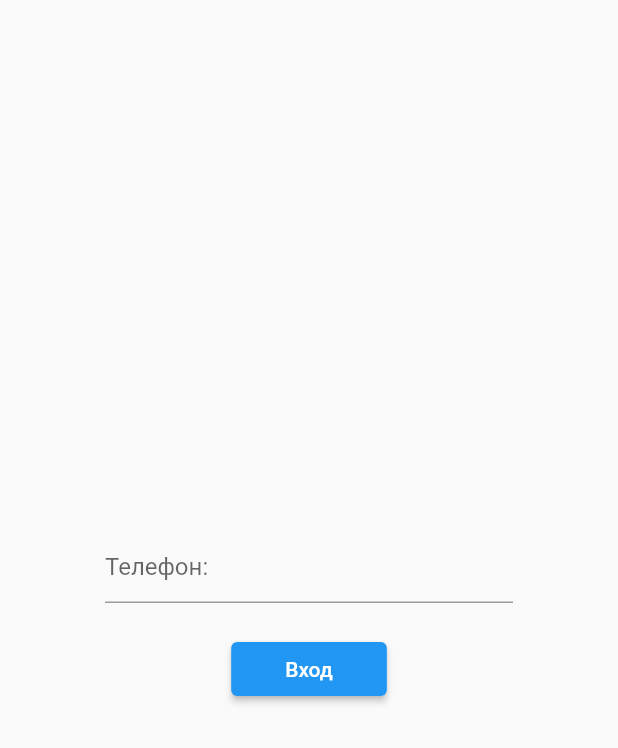
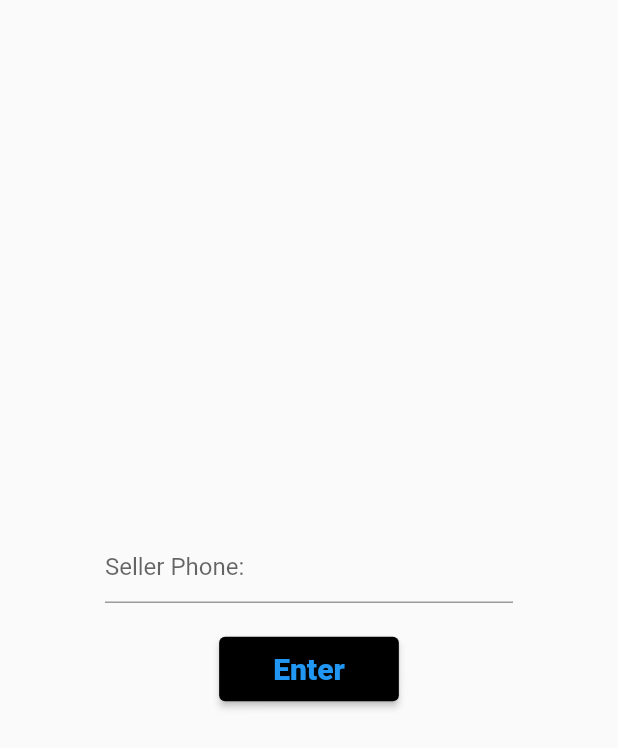
Before and after one commit to Miwa138/fr, a Flutter app: the RegestrationSeller screen opened by its route, after a tap on "Phone auth", on a phone screen of 412 x 824 dp. Shown: the top 748 px of the screen. Run offline on Flutter 3.47's test engine with Material 2 defaults, Android fonts, the phone set to English and light mode, and no system bars; our stand-ins replace cloud_firestore, firebase_auth, firebase_core, google_sign_in; accounts and stored records are empty; network calls fail.

Commit message:
add login phone number

```diff
--- a/lib/main.dart
+++ b/lib/main.dart
@@ -8,7 +8,8 @@ import 'package:fr/view/HomePage.dart';
 import 'package:fr/view/Profile.dart';
 import 'package:fr/view/auth/GoogleLoginPage.dart';
 import 'package:fr/view/auth/Landing.dart';
-import 'package:fr/view/auth/PhoneLoginPage.dart';
+import 'package:fr/view/auth/PhoneLoginPageSeller.dart';
+import 'package:fr/view/auth/PhoneLoginPageUsers.dart';
 import 'package:fr/view/auth/RegestrationUser.dart';
 import 'package:fr/view/auth/RegisterSeller.dart';
 import 'package:fr/view/auth/SellerGoogleAuthPage.dart';
@@ -42,19 +43,20 @@ class MyApp extends StatelessWidget {
           }
           if (snapshot.hasData) {
 
-            return  PhoneLoginPage();
+            return const HomePage();
           }
           return const Landing();
         },),
       routes: {
         'home_page': (context) => const HomePage(),
-        "phone_login_page": (context) =>  PhoneLoginPage(),
+        "phone_login_page_seller": (context) =>  PhoneLoginPageSeller(),
         "google_login_page": (context) => const GoogleLoginPage(),
         "google_seller_login_page": (context) => const SellerGoogleLoginPage(),
         "profile_page": (context) => const ProfilePage(),
         "landing": (context) => const Landing(),
         "reg_seller": (context) => const RegestrationSeller(),
         "reg_buyer": (context) => const RegestrationUser(),
+        "phone_login_page_user": (context) =>  PhoneLoginPageUsers(),
       },
     );
   }
--- /dev/null
+++ b/lib/view/auth/PhoneLoginPageSeller.dart
@@ -0,0 +1,121 @@
+import 'package:flutter/material.dart';
+import 'package:firebase_auth/firebase_auth.dart';
+import 'package:fr/view/HomePage.dart';
+
+class PhoneLoginPageSeller extends StatefulWidget {
+  @override
+  _PhoneLoginPageSellerState createState() => _PhoneLoginPageSellerState();
+}
+
+class _PhoneLoginPageSellerState extends State<PhoneLoginPageSeller> {
+  String _phoneNumber = '';
+  String _verificationCode = '';
+  bool _isLoading = false;
+
+  final FirebaseAuth _auth = FirebaseAuth.instance;
+
+  Future<void> _verifyPhoneNumber() async {
+    setState(() {
+      _isLoading = true;
+    });
+
+    await _auth.verifyPhoneNumber(
+      phoneNumber: _phoneNumber,
+      verificationCompleted: (PhoneAuthCredential credential) async {
+        setState(() {
+          _isLoading = false;
+        });
+        await _auth.signInWithCredential(credential);
+      },
+      verificationFailed: (FirebaseAuthException e) {
+        setState(() {
+          _isLoading = false;
+        });
+        print(e.message);
+      },
+      codeSent: (String verificationId, int? resendToken) {
+        setState(() {
+          _isLoading = false;
+        });
+        showDialog(
+          context: context,
+          builder: (_) => AlertDialog(
+            title: const Text('Enter code verification'),
+            content: TextField(
+              onChanged: (value) {
+                setState(() {
+                  _verificationCode = value;
+                });
+              },
+            ),
+            actions: [
+              TextButton(
+                onPressed: () async {
+                  setState(() {
+                    _isLoading = true;
+                  });
+                  PhoneAuthCredential credential =
+                  PhoneAuthProvider.credential(
+                      verificationId: verificationId,
+                      smsCode: _verificationCode);
+                  await _auth.signInWithCredential(credential);
+
+                  setState(() {
+                    _isLoading = false;
+                    Navigator.pushReplacement(context, MaterialPageRoute(builder: (context)=> const HomePage()));
+                  });
+                },
+                child: const Text('Confirm'),
+
+              ),
+
+            ],
+          ),
+        );
+      },
+      codeAutoRetrievalTimeout: (String verificationId) {},
+    );
+  }
+
+  @override
+  Widget build(BuildContext context) {
+    return Scaffold(
+      body: _isLoading
+          ? const Center(child: CircularProgressIndicator())
+          : Padding(
+        padding: const EdgeInsets.all(20.0),
+        child: Column(
+          mainAxisAlignment: MainAxisAlignment.center,
+          children: [
+            Padding(
+              padding: const EdgeInsets.symmetric(horizontal: 50),
+              child: TextField(
+                keyboardType: TextInputType.phone,
+                onChanged: (value) {
+                  setState(() {
+                    _phoneNumber = value;
+                  });
+                },
+                decoration: const InputDecoration(
+                  hintText: 'Seller Phone:',
+                ),
+              ),
+            ),
+            const SizedBox(height: 20.0),
+            ElevatedButton(
+
+              style: ButtonStyle(backgroundColor: MaterialStateProperty.all(Colors.black, ), foregroundColor: MaterialStateProperty.all(Colors.blue),),
+              onPressed: _verifyPhoneNumber,
+
+              child: const Padding(
+                padding: EdgeInsets.symmetric(
+                    horizontal: 20.0, vertical: 10.0),
+                child: Text('Enter', style: TextStyle(fontSize: 20, fontWeight: FontWeight.w800),),
+              ),
+            ),
+          ],
+        ),
+      ),
+    );
+  }
+}
--- a/lib/view/auth/PhoneLoginPage.dart
+++ b/lib/view/auth/PhoneLoginPageUsers.dart
@@ -2,12 +2,12 @@ import 'package:flutter/material.dart';
 import 'package:firebase_auth/firebase_auth.dart';
 import 'package:fr/view/HomePage.dart';
 
-class PhoneLoginPage extends StatefulWidget {
+class PhoneLoginPageUsers extends StatefulWidget {
   @override
-  _PhoneLoginPageState createState() => _PhoneLoginPageState();
+  _PhoneLoginPageUsersState createState() => _PhoneLoginPageUsersState();
 }
 
-class _PhoneLoginPageState extends State<PhoneLoginPage> {
+class _PhoneLoginPageUsersState extends State<PhoneLoginPageUsers> {
   String _phoneNumber = '';
   String _verificationCode = '';
   bool _isLoading = false;
@@ -40,7 +40,7 @@ class _PhoneLoginPageState extends State<PhoneLoginPage> {
         showDialog(
           context: context,
           builder: (_) => AlertDialog(
-            title: const Text('Введите код верификации'),
+            title: const Text('Enter code verification'),
             content: TextField(
               onChanged: (value) {
                 setState(() {
@@ -65,7 +65,7 @@ class _PhoneLoginPageState extends State<PhoneLoginPage> {
                     Navigator.pushReplacement(context, MaterialPageRoute(builder: (context)=> const HomePage()));
                   });
                 },
-                child: const Text('Подтвердить'),
+                child: const Text('Confirm'),
 
               ),
 
@@ -97,17 +97,20 @@ class _PhoneLoginPageState extends State<PhoneLoginPage> {
                   });
                 },
                 decoration: const InputDecoration(
-                  hintText: 'Телефон:',
+                  hintText: 'User Phone:',
                 ),
               ),
             ),
             const SizedBox(height: 20.0),
             ElevatedButton(
+
+              style: ButtonStyle(backgroundColor: MaterialStateProperty.all(Colors.black, ), foregroundColor: MaterialStateProperty.all(Colors.blue),),
               onPressed: _verifyPhoneNumber,
+
               child: const Padding(
                 padding: EdgeInsets.symmetric(
                     horizontal: 20.0, vertical: 10.0),
-                child: Text('Вход'),
+                child: Text('Enter', style: TextStyle(fontSize: 20, fontWeight: FontWeight.w800),),
               ),
             ),
           ],
--- a/lib/view/auth/RegestrationUser.dart
+++ b/lib/view/auth/RegestrationUser.dart
@@ -22,7 +22,7 @@ class _LoginPageState extends State<RegestrationUser> {
             children: [
               TextButton(
                 onPressed: () {
-                  Navigator.pushNamed(context, 'phone_login_page');
+                  Navigator.pushNamed(context, 'phone_login_page_user');
                 },
                 style: ButtonStyle(
                   backgroundColor: MaterialStateProperty.all(Colors.black),
--- a/lib/view/auth/RegisterSeller.dart
+++ b/lib/view/auth/RegisterSeller.dart
@@ -3,7 +3,7 @@
 import 'package:flutter/material.dart';
 import 'package:fr/firebase/auth/auth_controller.dart';
 import 'package:fr/firebase/auth/seller_auth_controller.dart';
-import 'package:fr/view/auth/PhoneLoginPage.dart';
+import 'package:fr/view/auth/PhoneLoginPageSeller.dart';
 
 final SellerAuthController _authController = SellerAuthController();
 
@@ -24,8 +24,8 @@ class _LoginPageState extends State<RegestrationSeller> {
             children: [
               TextButton(
                 onPressed: () {
-                  Navigator.pushReplacement(context, MaterialPageRoute(builder: (context)=> PhoneLoginPage()));
-                  // Navigator.pushNamed(context, 'phone_login_page');
+
+                   Navigator.pushNamed(context, 'phone_login_page_seller');
                 },
                 style: ButtonStyle(
                   backgroundColor: MaterialStateProperty.all(Colors.black),
--- a/pubspec.yaml
+++ b/pubspec.yaml
@@ -38,7 +38,7 @@ dependencies:
   firebase_core: ^2.7.0
   firebase_auth: ^4.6.3
   cloud_firestore: ^4.4.3
-  google_sign_in: ^5.4.1
+  google_sign_in: ^6.1.4
 
 dev_dependencies:
   flutter_test:
```
Also changed, not shown: pubspec.lock.
